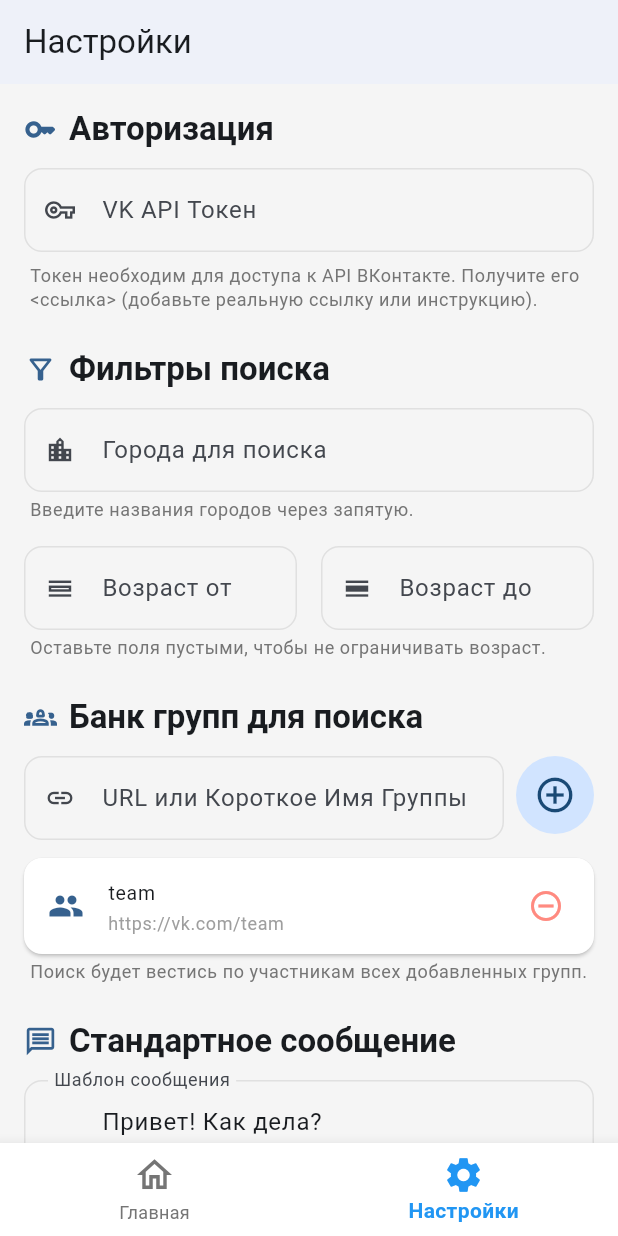
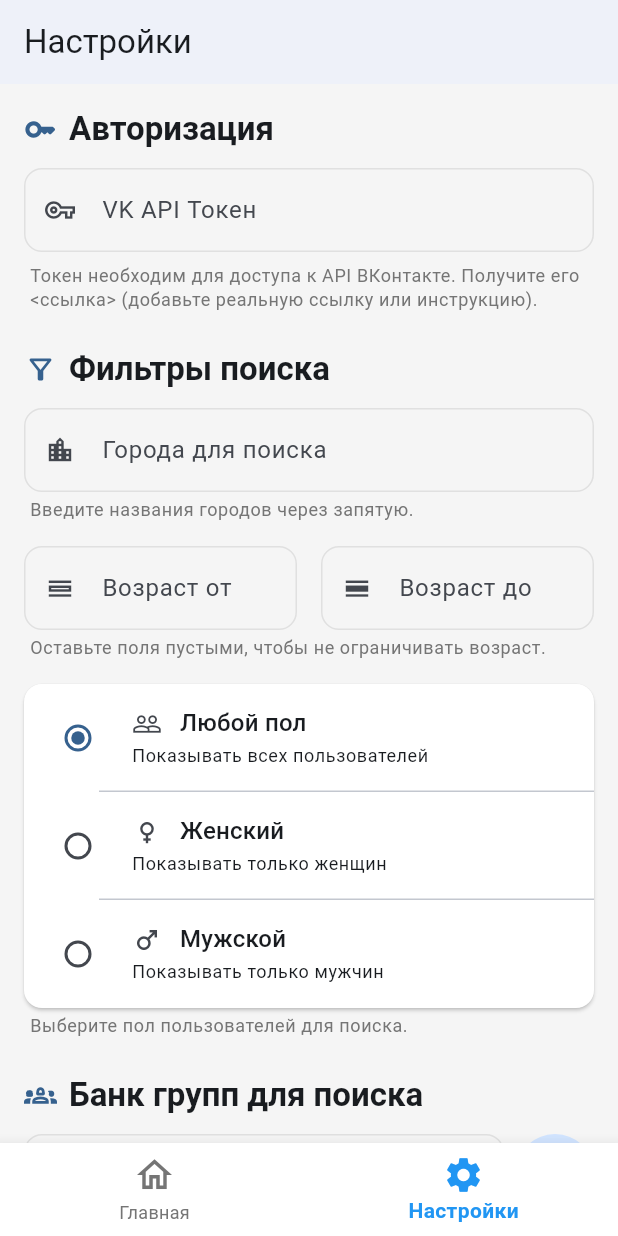
Before and after one commit to EvilBorsch/vktinder, a Flutter app: the screen it shows after launch, after a tap on "В настройки", on a phone screen of 412 x 824 dp. Run offline on Flutter 3.47's test engine with Material 3 defaults, Android fonts, the phone set to English and light mode, and no system bars; our stand-ins replace dio, get, get_storage; accounts and stored records are empty.

Commit message:
add woman/man filter + go to vk page

```diff
--- a/lib/data/providers/local_storage_provider.dart
+++ b/lib/data/providers/local_storage_provider.dart
@@ -18,6 +18,7 @@ class LocalStorageProvider extends GetxService {
   static const String _ageFromKey = 'search_age_from'; // Stores int?
   static const String _ageToKey = 'search_age_to'; // Stores int?
   static const String _groupUrlsKey = 'search_group_urls'; // Stores List<String> as JSON
+  static const String _sexFilterKey = 'search_sex_filter'; // Stores int (0, 1, 2)
   // --- END NEW KEYS ---
 
   // Cards methods (keep if still needed, but maybe less relevant with search)
@@ -109,6 +110,10 @@ class LocalStorageProvider extends GetxService {
     return (ageFrom, ageTo);
   }
 
+  int getSexFilter() {
+    return _storage.read<int>(_sexFilterKey) ?? 0; // Default to 0 (any)
+  }
+
   Future<void> saveAgeRange(int? ageFrom, int? ageTo) async {
     if (ageFrom == null) {
       await _storage.remove(_ageFromKey);
@@ -120,6 +125,10 @@ class LocalStorageProvider extends GetxService {
     } else {
       await _storage.write(_ageToKey, ageTo);
     }
+  }
+
+  Future<void> saveSexFilter(int sex) async {
+    await _storage.write(_sexFilterKey, sex);
   }
 
   List<String> getGroupUrls() {
--- a/lib/data/repositories/group_users_repository_impl.dart
+++ b/lib/data/repositories/group_users_repository_impl.dart
@@ -30,6 +30,7 @@ class GroupUsersRepository {
     // 1. Get settings
     final cityNames = _settingsRepository.getCities();
     final (ageFrom, ageTo) = _settingsRepository.getAgeRange();
+    final sexFilter = _settingsRepository.getSexFilter();
     final groupUrls = _settingsRepository.getGroupUrls();
 
     // Check prerequisites
@@ -87,7 +88,7 @@ class GroupUsersRepository {
               cityId: cityId, // Can be null
               ageFrom: ageFrom,
               ageTo: ageTo,
-              sex: 1, // Hardcoded female for now
+              sex: sexFilter, // Use the sex filter from settings
               count: searchLimitPerRequest,
               offset: currentOffset,
             );
--- a/lib/data/repositories/settings_repository_impl.dart
+++ b/lib/data/repositories/settings_repository_impl.dart
@@ -27,6 +27,10 @@ class SettingsRepository {
     return _storageProvider.getAgeRange();
   }
 
+  int getSexFilter() {
+    return _storageProvider.getSexFilter();
+  }
+
   List<String> getGroupUrls() {
     return _storageProvider.getGroupUrls();
   }
@@ -40,6 +44,7 @@ class SettingsRepository {
     required List<String> cities,
     required int? ageFrom,
     required int? ageTo,
+    required int sexFilter,
     required List<String> groupUrls,
   }) async {
     await Future.wait([
@@ -49,6 +54,7 @@ class SettingsRepository {
       // --- NEW Saves ---
       _storageProvider.saveCities(cities),
       _storageProvider.saveAgeRange(ageFrom, ageTo),
+      _storageProvider.saveSexFilter(sexFilter),
       _storageProvider.saveGroupUrls(groupUrls),
     ]);
   }
--- a/lib/presentation/bindings/app_binding.dart
+++ b/lib/presentation/bindings/app_binding.dart
@@ -42,5 +42,6 @@ class DetailsBindings extends Bindings {
   @override
   void dependencies() {
     Get.lazyPut(() => UserDetailsController());
+    Get.lazyPut(() => SettingsController());
   }
 }
--- a/lib/presentation/controllers/settings_controller.dart
+++ b/lib/presentation/controllers/settings_controller.dart
@@ -16,7 +16,8 @@ class SettingsController extends GetxController {
 
   final SettingsRepository _settingsRepository = Get.find<SettingsRepository>();
   final ThemeService _themeService = Get.find<ThemeService>();
-  final VkApiProvider _apiProvider = Get.find<VkApiProvider>(); // Needed for validating group URLs
+  final VkApiProvider _apiProvider =
+      Get.find<VkApiProvider>(); // Needed for validating group URLs
 
   // Observable settings
   final RxString _vkToken = ''.obs;
@@ -25,14 +26,17 @@ class SettingsController extends GetxController {
   // --- NEW Observables ---
   final RxList<String> cities = <String>[].obs;
   final RxnInt ageFrom = RxnInt(); // Use RxnInt for nullable int
-  final RxnInt ageTo = RxnInt();   // Use RxnInt for nullable int
-  final RxList<String> groupUrls = <String>[].obs; // Store URLs as entered by user
+  final RxnInt ageTo = RxnInt(); // Use RxnInt for nullable int
+  final RxInt sexFilter = 0.obs; // 0 = any, 1 = female, 2 = male
+  final RxList<String> groupUrls =
+      <String>[].obs; // Store URLs as entered by user
 
   // UI State
   final RxBool isGroupUrlValidating = false.obs;
 
   // Observable to trigger reload after token OR filter change
-  final RxInt settingsChanged = 0.obs; // Use a single signal for any relevant change
+  final RxInt settingsChanged =
+      0.obs; // Use a single signal for any relevant change
 
   // Getters for settings
   String get vkToken => _vkToken.value;
@@ -67,6 +71,7 @@ class SettingsController extends GetxController {
     final (from, to) = _settingsRepository.getAgeRange();
     ageFrom.value = from;
     ageTo.value = to;
+    sexFilter.value = _settingsRepository.getSexFilter();
     groupUrls.assignAll(_settingsRepository.getGroupUrls());
   }
 
@@ -87,7 +92,8 @@ class SettingsController extends GetxController {
     final intValue = int.tryParse(value);
     if (value.isEmpty) {
       ageFrom.value = null; // Allow clearing
-    } else if (intValue != null && intValue >= 14) { // VK min age is often 14
+    } else if (intValue != null && intValue >= 14) {
+      // VK min age is often 14
       ageFrom.value = intValue;
     }
   }
@@ -107,18 +113,25 @@ class SettingsController extends GetxController {
     if (trimmedUrl.isEmpty || groupUrls.contains(trimmedUrl)) {
       Get.snackbar(
         'Информация',
-        trimmedUrl.isEmpty ? 'Введите URL или короткое имя группы.' : 'Эта группа уже добавлена.',
-        snackPosition: SnackPosition.BOTTOM, margin: const EdgeInsets.all(8),
+        trimmedUrl.isEmpty
+            ? 'Введите URL или короткое имя группы.'
+            : 'Эта группа уже добавлена.',
+        snackPosition: SnackPosition.BOTTOM,
+        margin: const EdgeInsets.all(8),
       );
       return;
     }
 
     // Basic check if it looks like a URL or screen name
-    if (!trimmedUrl.startsWith('http') && !RegExp(r'^[a-zA-Z0-9_.]+$').hasMatch(trimmedUrl)) {
+    if (!trimmedUrl.startsWith('http') &&
+        !RegExp(r'^[a-zA-Z0-9_.]+$').hasMatch(trimmedUrl)) {
       Get.snackbar(
         'Ошибка',
         'Неверный формат URL или короткого имени.',
-        snackPosition: SnackPosition.BOTTOM, backgroundColor: Colors.red[100], colorText: Colors.red[900], margin: const EdgeInsets.all(8),
+        snackPosition: SnackPosition.BOTTOM,
+        backgroundColor: Colors.red[100],
+        colorText: Colors.red[900],
+        margin: const EdgeInsets.all(8),
       );
       return;
     }
@@ -126,42 +139,58 @@ class SettingsController extends GetxController {
     // Optional: Validate against VK API before adding
     isGroupUrlValidating.value = true;
     try {
-      final groupInfo = await _apiProvider.getGroupInfoByScreenName(vkToken, trimmedUrl);
+      final groupInfo =
+          await _apiProvider.getGroupInfoByScreenName(vkToken, trimmedUrl);
       if (groupInfo != null) {
         // Check if ID is already present via another URL/name (optional but good)
         bool idExists = false;
         List<Future<VKGroupInfo?>> checkFutures = [];
-        for(var existingUrl in groupUrls){
-          checkFutures.add(_apiProvider.getGroupInfoByScreenName(vkToken, existingUrl));
+        for (var existingUrl in groupUrls) {
+          checkFutures
+              .add(_apiProvider.getGroupInfoByScreenName(vkToken, existingUrl));
         }
         final existingInfos = await Future.wait(checkFutures);
-        if (existingInfos.whereType<VKGroupInfo>().any((g) => g.id == groupInfo.id)) {
+        if (existingInfos
+            .whereType<VKGroupInfo>()
+            .any((g) => g.id == groupInfo.id)) {
           Get.snackbar(
             'Информация',
             'Группа "${groupInfo.name}" уже есть в списке (возможно, под другим адресом).',
-            snackPosition: SnackPosition.BOTTOM, margin: const EdgeInsets.all(8),
+            snackPosition: SnackPosition.BOTTOM,
+            margin: const EdgeInsets.all(8),
           );
         } else {
           groupUrls.add(trimmedUrl); // Add the original URL/name
           Get.snackbar(
             'Успех',
             'Группа "${groupInfo.name}" добавлена. Не забудьте сохранить настройки.',
-            snackPosition: SnackPosition.BOTTOM, backgroundColor: Colors.green[100], colorText: Colors.green[900], margin: const EdgeInsets.all(8), duration: const Duration(seconds: 2),
+            snackPosition: SnackPosition.BOTTOM,
+            backgroundColor: Colors.green[100],
+            colorText: Colors.green[900],
+            margin: const EdgeInsets.all(8),
+            duration: const Duration(seconds: 2),
           );
         }
-
       } else {
         Get.snackbar(
           'Ошибка',
           'Не удалось найти группу по адресу "$trimmedUrl". Проверьте URL/имя и токен.',
-          snackPosition: SnackPosition.BOTTOM, backgroundColor: Colors.orange[100], colorText: Colors.orange[900], margin: const EdgeInsets.all(8), duration: const Duration(seconds: 4),
+          snackPosition: SnackPosition.BOTTOM,
+          backgroundColor: Colors.orange[100],
+          colorText: Colors.orange[900],
+          margin: const EdgeInsets.all(8),
+          duration: const Duration(seconds: 4),
         );
       }
     } catch (e) {
       Get.snackbar(
         'Ошибка API',
         'Не удалось проверить группу: ${e.toString()}',
-        snackPosition: SnackPosition.BOTTOM, backgroundColor: Colors.red[100], colorText: Colors.red[900], margin: const EdgeInsets.all(8), duration: const Duration(seconds: 4),
+        snackPosition: SnackPosition.BOTTOM,
+        backgroundColor: Colors.red[100],
+        colorText: Colors.red[900],
+        margin: const EdgeInsets.all(8),
+        duration: const Duration(seconds: 4),
       );
     } finally {
       isGroupUrlValidating.value = false;
@@ -173,7 +202,9 @@ class SettingsController extends GetxController {
     Get.snackbar(
       'Удалено',
       'Группа "$url" удалена из списка. Не забудьте сохранить настройки.',
-      snackPosition: SnackPosition.BOTTOM, margin: const EdgeInsets.all(8), duration: const Duration(seconds: 2),
+      snackPosition: SnackPosition.BOTTOM,
+      margin: const EdgeInsets.all(8),
+      duration: const Duration(seconds: 2),
     );
   }
 
@@ -186,18 +217,29 @@ class SettingsController extends GetxController {
     required List<String> currentCities,
     required String? ageFromString,
     required String? ageToString,
+    required int sexFilter,
     required List<String> currentGroupUrls,
   }) async {
     // Validate and parse age
-    final parsedAgeFrom = (ageFromString != null && ageFromString.isNotEmpty) ? int.tryParse(ageFromString) : null;
-    final parsedAgeTo = (ageToString != null && ageToString.isNotEmpty) ? int.tryParse(ageToString) : null;
+    final parsedAgeFrom = (ageFromString != null && ageFromString.isNotEmpty)
+        ? int.tryParse(ageFromString)
+        : null;
+    final parsedAgeTo = (ageToString != null && ageToString.isNotEmpty)
+        ? int.tryParse(ageToString)
+        : null;
 
     // Basic validation (e.g., ageFrom <= ageTo)
-    if (parsedAgeFrom != null && parsedAgeTo != null && parsedAgeFrom > parsedAgeTo) {
+    if (parsedAgeFrom != null &&
+        parsedAgeTo != null &&
+        parsedAgeFrom > parsedAgeTo) {
       Get.snackbar(
         'Ошибка валидации',
         'Возраст "От" не может быть больше возраста "До".',
-        snackPosition: SnackPosition.BOTTOM, backgroundColor: Colors.orange[100], colorText: Colors.orange[900], margin: const EdgeInsets.all(8), duration: const Duration(seconds: 3),
+        snackPosition: SnackPosition.BOTTOM,
+        backgroundColor: Colors.orange[100],
+        colorText: Colors.orange[900],
+        margin: const EdgeInsets.all(8),
+        duration: const Duration(seconds: 3),
       );
       return; // Don't save invalid range
     }
@@ -207,6 +249,7 @@ class SettingsController extends GetxController {
         !listEquals(cities, currentCities) ||
         ageFrom.value != parsedAgeFrom ||
         ageTo.value != parsedAgeTo ||
+        this.sexFilter.value != sexFilter ||
         !listEquals(groupUrls, currentGroupUrls);
 
     _vkToken.value = vkToken;
@@ -219,6 +262,7 @@ class SettingsController extends GetxController {
 
     ageFrom.value = parsedAgeFrom;
     ageTo.value = parsedAgeTo;
+    this.sexFilter.value = sexFilter;
 
     // Same for group URLs
     groupUrls.clear();
@@ -229,9 +273,11 @@ class SettingsController extends GetxController {
       vkToken: vkToken,
       defaultMessage: defaultMessage,
       theme: theme,
-      cities: currentCities, // Pass the parameter directly to ensure correct values
+      cities:
+          currentCities, // Pass the parameter directly to ensure correct values
       ageFrom: parsedAgeFrom,
       ageTo: parsedAgeTo,
+      sexFilter: sexFilter,
       groupUrls: currentGroupUrls, // Pass the parameter directly
     );
 
@@ -240,7 +286,8 @@ class SettingsController extends GetxController {
 
     // Trigger reload if token or filters changed
     if (filtersChanged) {
-      settingsChanged.value++; // Increment to notify listeners (like HomeController)
+      settingsChanged
+          .value++; // Increment to notify listeners (like HomeController)
       print("Settings relevant to user search changed. Triggering update.");
     }
 
--- a/lib/presentation/pages/settings_page.dart
+++ b/lib/presentation/pages/settings_page.dart
@@ -108,6 +108,30 @@ class SettingsPage extends GetView<SettingsController> {
           ],
         ),
         _buildHelpText('Оставьте поля пустыми, чтобы не ограничивать возраст.'),
+        const SizedBox(height: 16),
+
+        // Sex Filter
+        Obx(() => Card(
+          elevation: 1,
+          margin: EdgeInsets.zero,
+          shape: RoundedRectangleBorder(borderRadius: BorderRadius.circular(12)),
+          child: Column(
+            children: [
+              _buildSexOption(
+                'Любой пол', 'Показывать всех пользователей', Icons.people_outline, 0, controller.sexFilter,
+              ),
+              const Divider(height: 0, indent: 50),
+              _buildSexOption(
+                'Женский', 'Показывать только женщин', Icons.female, 1, controller.sexFilter,
+              ),
+              const Divider(height: 0, indent: 50),
+              _buildSexOption(
+                'Мужской', 'Показывать только мужчин', Icons.male, 2, controller.sexFilter,
+              ),
+            ],
+          ),
+        )),
+        _buildHelpText('Выберите пол пользователей для поиска.'),
         const SizedBox(height: 24),
 
         // --- Group Bank ---
@@ -175,6 +199,7 @@ class SettingsPage extends GetView<SettingsController> {
               currentCities: citiesList,
               ageFromString: ageFromController.text.trim(),
               ageToString: ageToController.text.trim(),
+              sexFilter: controller.sexFilter.value, // Pass the sex filter value
               currentGroupUrls: controller.groupUrls.toList(), // Get current list from controller
             );
             // Consider unfocusing keyboard
@@ -357,4 +382,28 @@ class SettingsPage extends GetView<SettingsController> {
       dense: true, // Make tile more compact
     );
   }
+
+  Widget _buildSexOption(String title, String subtitle, IconData icon, int value, RxInt groupValue) {
+    return RadioListTile<int>(
+      title: Row(
+        children: [
+          Icon(icon, size: 20), // Slightly smaller icon
+          const SizedBox(width: 12),
+          Text(title, style: Get.textTheme.titleMedium?.copyWith(fontWeight: FontWeight.w500)), // Adjusted style
+        ],
+      ),
+      subtitle: Text(subtitle, style: Get.textTheme.bodySmall),
+      value: value,
+      groupValue: groupValue.value, // Reactive group value
+      onChanged: (newValue) {
+        if (newValue != null) {
+          groupValue.value = newValue; // Update the local RxInt
+          // No need to call controller.saveSettings here, it's done via the main button
+        }
+      },
+      shape: const RoundedRectangleBorder(), // Remove individual shape, rely on Card
+      contentPadding: const EdgeInsets.symmetric(horizontal: 16, vertical: 4), // Reduced vertical padding
+      dense: true, // Make tile more compact
+    );
+  }
 }
--- a/pubspec.yaml
+++ b/pubspec.yaml
@@ -27,6 +27,7 @@ dependencies:
   mockingjay: ^1.0.0
   image_cache: ^1.0.1
   intl: ^0.19.0
+  url_launcher: ^6.3.1
 
 dev_dependencies:
   flutter_test:
```
Also changed, not shown: lib/presentation/controllers/user_detail_controller.dart (+56 -0 lines), lib/presentation/pages/full_user_info.dart (+14 -5 lines), pubspec.lock, 5 other files.
